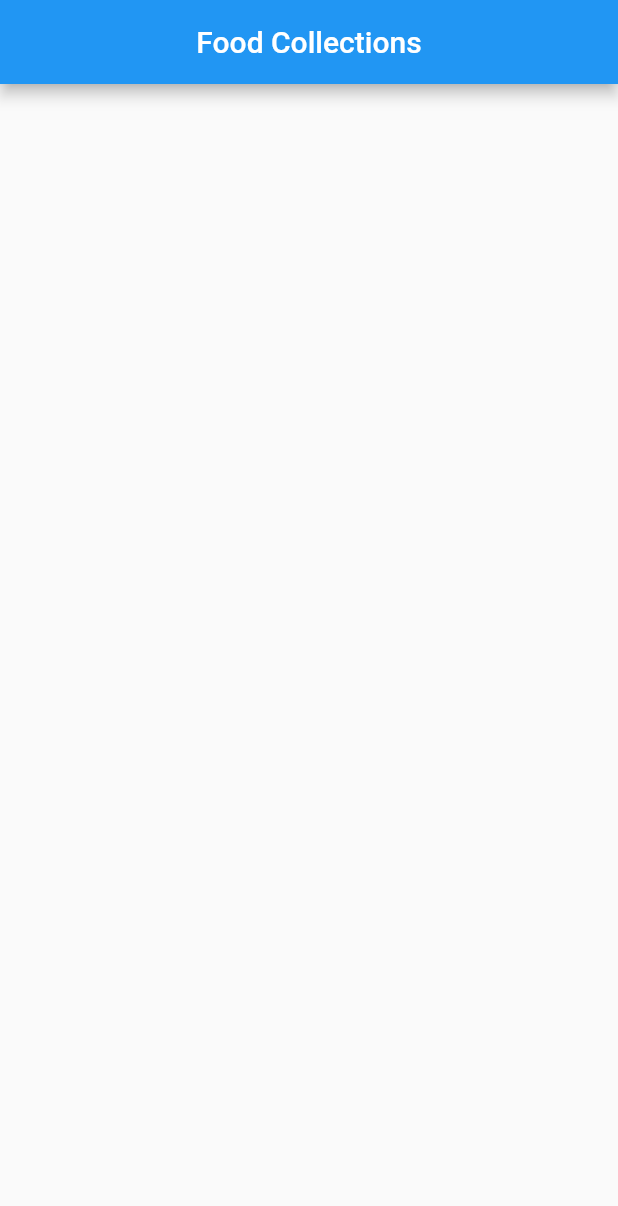
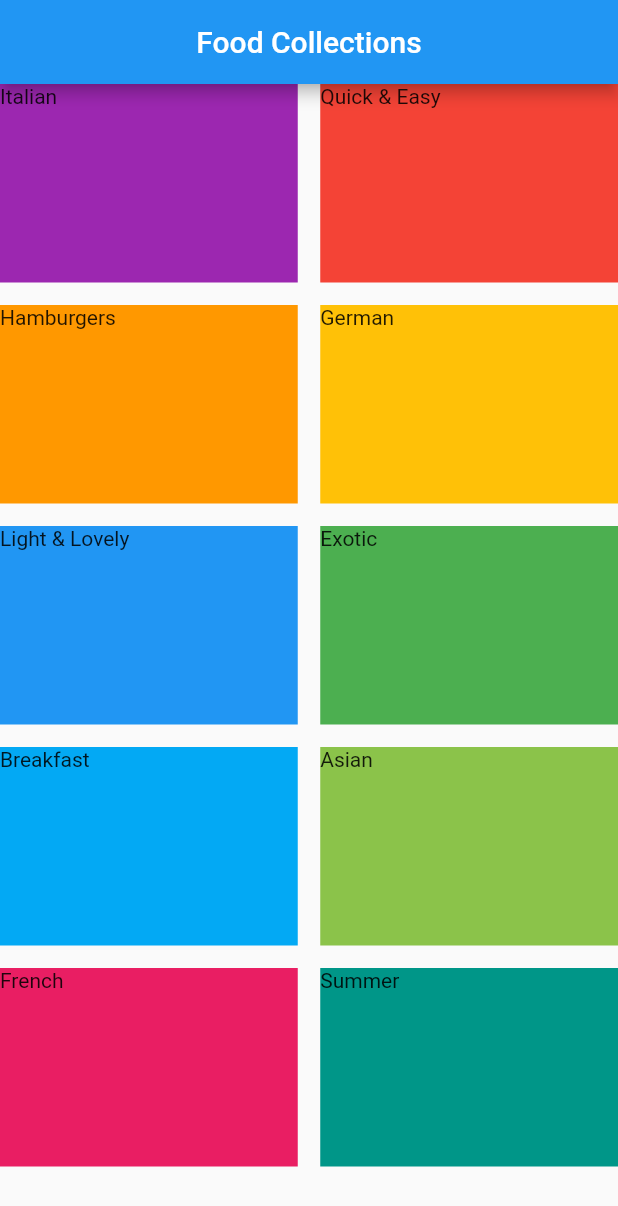
Before and after one commit to hadiuzzaman524/Food_Collections, a Flutter app: the screen it shows after launch, on a phone screen of 412 x 824 dp. Shown: the top 1206 px of the screen. Run offline on Flutter 3.47's test engine with Material 2 defaults, Android fonts, the phone set to English and light mode, and no system bars.

Commit message:
learn about GridView

```diff
--- /dev/null
+++ b/food_collection/lib/models/category.dart
@@ -0,0 +1,10 @@
+import 'package:flutter/cupertino.dart';
+
+class Category {
+  final id;
+  final title;
+  final color;
+
+  const Category(
+      {@required this.id, @required this.title, @required this.color});
+}
--- /dev/null
+++ b/food_collection/lib/models/category_item.dart
@@ -0,0 +1,16 @@
+import 'package:flutter/material.dart';
+
+class CategoryItem extends StatelessWidget {
+  final title;
+  final color;
+
+  CategoryItem({this.title, this.color});
+
+  @override
+  Widget build(BuildContext context) {
+    return Container(
+      color: color,
+      child: Text(title),
+    );
+  }
+}
--- /dev/null
+++ b/food_collection/lib/models/food_data.dart
@@ -0,0 +1,55 @@
+import 'package:flutter/material.dart';
+import 'category.dart';
+
+const DUMMY_CATEGORIES = const [
+  Category(
+    id: 'c1',
+    title: 'Italian',
+    color: Colors.purple,
+  ),
+  Category(
+    id: 'c2',
+    title: 'Quick & Easy',
+    color: Colors.red,
+  ),
+  Category(
+    id: 'c3',
+    title: 'Hamburgers',
+    color: Colors.orange,
+  ),
+  Category(
+    id: 'c4',
+    title: 'German',
+    color: Colors.amber,
+  ),
+  Category(
+    id: 'c5',
+    title: 'Light & Lovely',
+    color: Colors.blue,
+  ),
+  Category(
+    id: 'c6',
+    title: 'Exotic',
+    color: Colors.green,
+  ),
+  Category(
+    id: 'c7',
+    title: 'Breakfast',
+    color: Colors.lightBlue,
+  ),
+  Category(
+    id: 'c8',
+    title: 'Asian',
+    color: Colors.lightGreen,
+  ),
+  Category(
+    id: 'c9',
+    title: 'French',
+    color: Colors.pink,
+  ),
+  Category(
+    id: 'c10',
+    title: 'Summer',
+    color: Colors.teal,
+  ),
+];
--- a/food_collection/lib/screens/homepage.dart
+++ b/food_collection/lib/screens/homepage.dart
@@ -1,4 +1,7 @@
 import 'package:flutter/material.dart';
+import 'package:food_collection/models/category.dart';
+import 'package:food_collection/models/food_data.dart';
+import '../models/category_item.dart';
 
 class HomePage extends StatefulWidget {
   @override
@@ -14,7 +17,29 @@ class _HomePageState extends State<HomePage> {
           title: const Text('Food Collections'),
           centerTitle: true,
         ),
-        body: Container(),
+        body: GridView(
+          /*
+          => Here Sliver indicate Scrollable area
+          => GridDelegate focus on Structure on grid layout
+          => and WithCrossAxisExtent configure with maximum width of axis.
+
+          finally total things is-> SliverGridDelegateWithMaxCrossAxisExtent
+           */
+          gridDelegate: SliverGridDelegateWithMaxCrossAxisExtent(
+            maxCrossAxisExtent: 200,
+            crossAxisSpacing: 15,
+            mainAxisSpacing: 15,
+            childAspectRatio: 3 / 2,
+          ),
+          children: [
+            ...DUMMY_CATEGORIES.map((e) {
+              return CategoryItem(
+                title: e.title,
+                color: e.color,
+              );
+            }).toList(),
+          ],
+        ),
       ),
     );
   }
```
Also changed, not shown: 1 other file.
